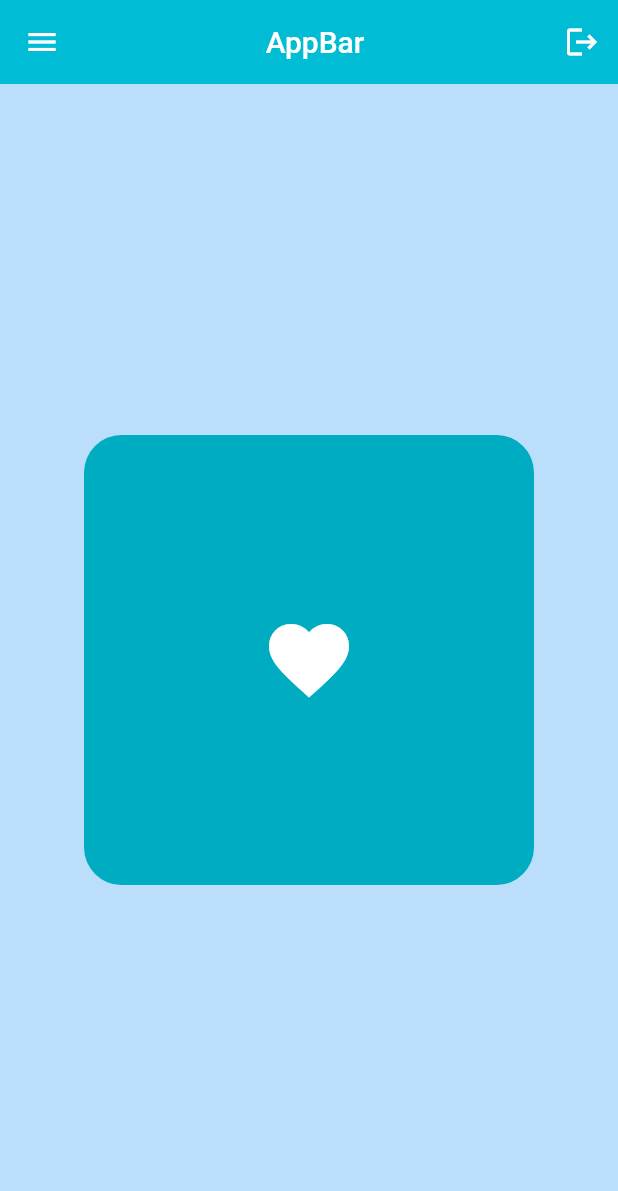
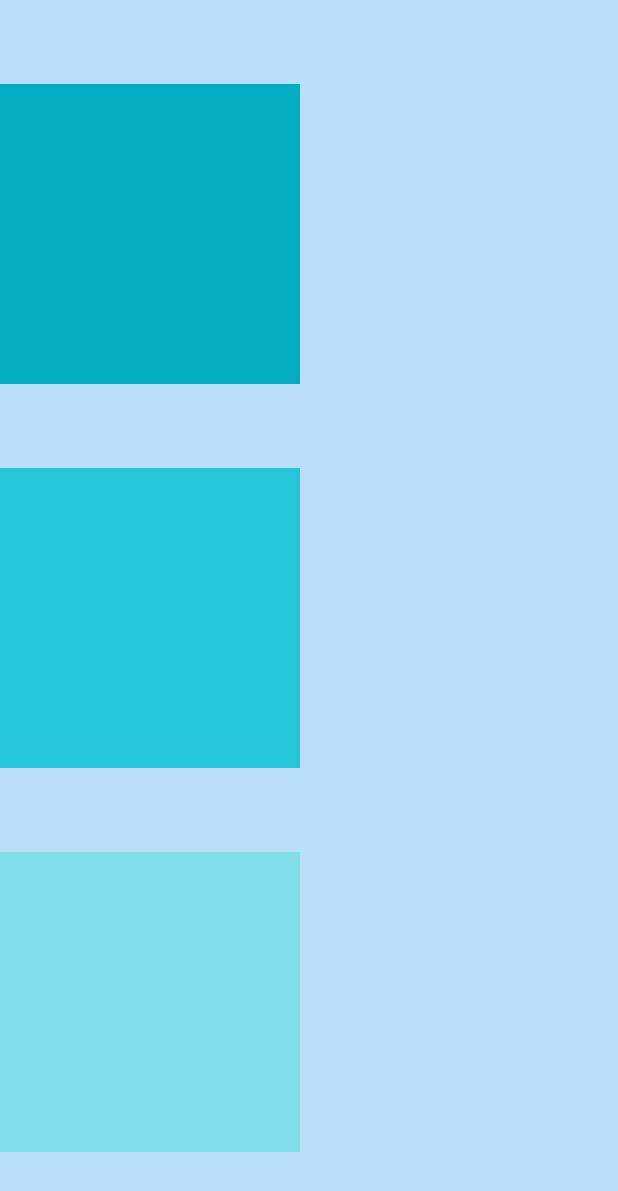
Before and after one commit to Balint90/basic_widgets, a Flutter app: the screen it shows after launch, on a phone screen of 412 x 824 dp. Shown: the top 1191 px of the screen. Run offline on Flutter 3.47's test engine with Material 2 defaults, Android fonts, the phone set to English and light mode, and no system bars.

Commit message:
Add MainAxisAlignment

```diff
--- a/lib/main.dart
+++ b/lib/main.dart
@@ -12,34 +12,28 @@ class MyApp extends StatelessWidget {
     return MaterialApp(
       debugShowCheckedModeBanner: false,
       home: Scaffold(
-        backgroundColor: Colors.blue[100],
-        appBar: AppBar(
-          title: Center(child: Text("AppBar")),
-          backgroundColor: Colors.cyan,
-          elevation: 0,
-          leading: Icon(Icons.menu),
-          actions: [
-            IconButton(
-              onPressed: () {},
-              icon: Icon(Icons.logout),
-            )
-          ],
-        ),
-        body: Center(
-          child: Container(
-              height: 300,
-              width: 300,
-              decoration: BoxDecoration(
-                  color: Colors.cyan[600],
-                  borderRadius: BorderRadius.circular(25)),
-              padding: EdgeInsets.all(25),
-              child: Icon(
-                Icons.favorite,
-                color: Colors.white,
-                size: 64,
-              )),
-        ),
-      ),
+          backgroundColor: Colors.blue[100],
+          body: Column(
+            mainAxisAlignment: MainAxisAlignment.spaceEvenly,
+            children: [
+              //list of widgets
+              Container(
+                width: 200,
+                height: 200,
+                color: Colors.cyan[600],
+              ),
+              Container(
+                width: 200,
+                height: 200,
+                color: Colors.cyan[400],
+              ),
+              Container(
+                width: 200,
+                height: 200,
+                color: Colors.cyan[200],
+              ),
+            ],
+          )),
     );
   }
 }
```
